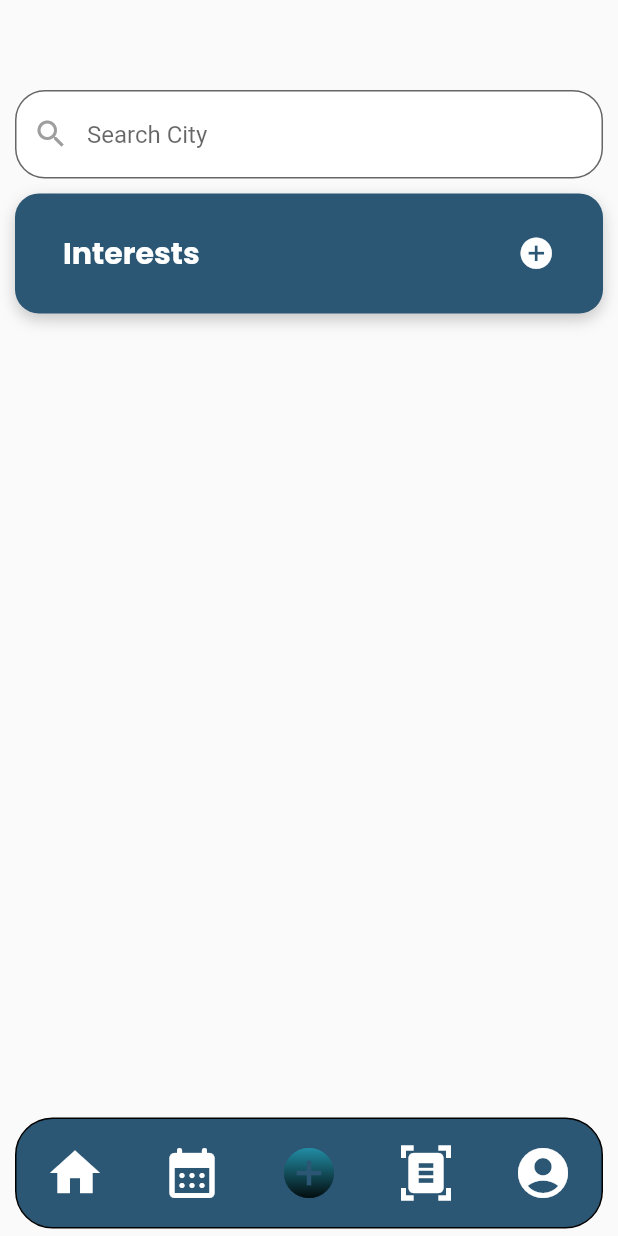
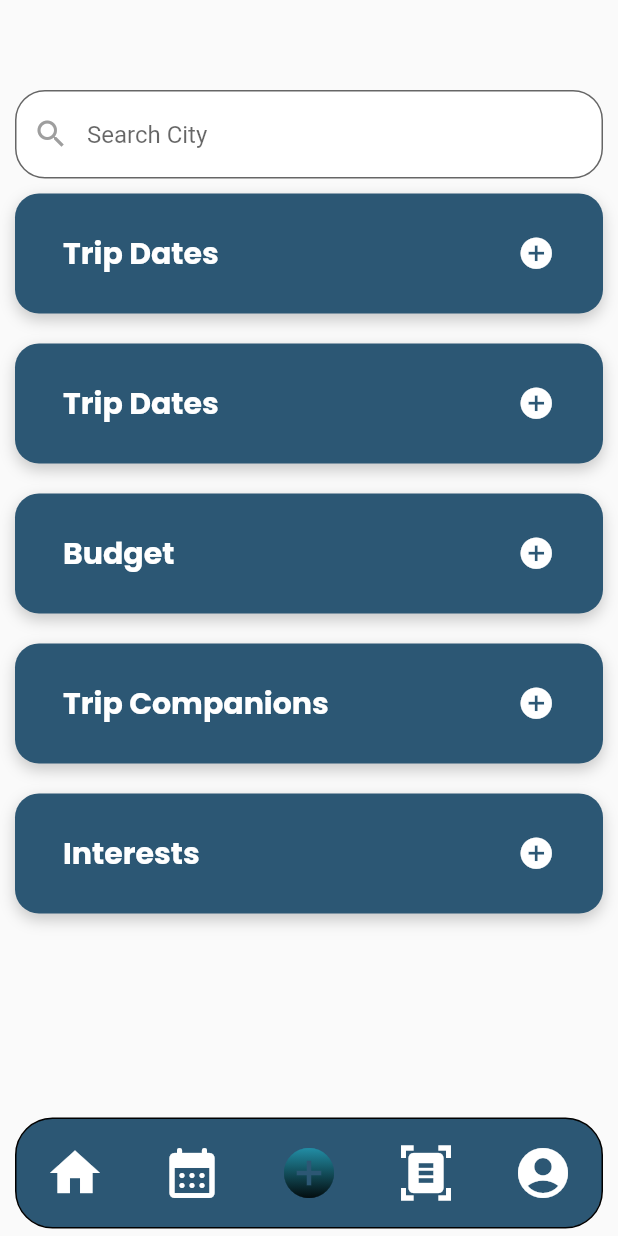
Before and after one commit to onurural/voyage, a Flutter app: the screen it shows after launch, item 3 of the bottom bar chosen, on a phone screen of 412 x 824 dp. Run offline on Flutter 3.47's test engine with Material 2 defaults, Android fonts, the phone set to English and light mode, and no system bars; our stand-ins replace carousel_slider, flutter_bloc, flutter_rating_bar, google_fonts, google_maps_flutter.

Commit message:
adding some modifications to create schedule

```diff
--- a/lib/CreateSchedule/BudgetContainer.dart
+++ b/lib/CreateSchedule/BudgetContainer.dart
@@ -17,7 +17,7 @@ class _BudgetContainerState extends State<BudgetContainer> {
     if (value <= 1.0) {
       return 'Budget';
     } else if (value <= 3.0) {
-      return 'Medium';
+      return 'Normal';
     } else {
       return 'Expensive';
     }
@@ -130,7 +130,10 @@ var content;
 
   @override
   Widget build(BuildContext context) {
-    return Padding(
+    return Column(
+      children: [
+
+        Padding(
             padding: const EdgeInsets.all(10),
             child: Container(
             padding: const EdgeInsets.all(16.0),
@@ -185,11 +188,13 @@ var content;
                     crossFadeState: isContentShown
                         ? CrossFadeState.showSecond
                         : CrossFadeState.showFirst,
-                duration: const Duration(milliseconds: 500),
+                    duration: const Duration(milliseconds: 300),
                   )
                 ],
               ),
             ),
+        ),
+      ],
     );
   }
 }
--- a/lib/CreateSchedule/CreateScheduleScreen.dart
+++ b/lib/CreateSchedule/CreateScheduleScreen.dart
@@ -1,7 +1,11 @@
 
 import 'package:flutter/material.dart';
+import 'package:voyage/CreateSchedule/BudgetContainer.dart';
+import 'package:voyage/CreateSchedule/DateBeginEndContainer.dart';
+import 'package:voyage/CreateSchedule/FreeTimePerDayContainer.dart';
 
 import 'package:voyage/CreateSchedule/InterestContainer.dart';
+import 'package:voyage/CreateSchedule/TripCompanionsContainer.dart';
 
 import 'package:voyage/Home/SearchBar.dart';
 
@@ -13,6 +17,9 @@ class CreateScheduleScreen extends StatefulWidget {
 }
 
 class _CreateScheduleScreenState extends State<CreateScheduleScreen> {
+  bool isFinished = false;
+  bool isContentShown = false;
+  var buttonIcon = Icons.add_circle;
   @override
   Widget build(BuildContext context) {
     return Scaffold(
@@ -23,7 +30,11 @@ class _CreateScheduleScreenState extends State<CreateScheduleScreen> {
                   padding: EdgeInsets.fromLTRB(10, 60, 10, 0),
                   child: SearchBar([]),
                 ),
-               InterestContainer()
+        DateBeginEndContainer(),
+                FreeTimePerDayContainer(),
+                BudgetContainer(),
+                TripCompanionsContainer(),
+                InterestContainer(),
 
               ])
       ),
--- a/lib/CreateSchedule/DateBeginEndContainer.dart
+++ b/lib/CreateSchedule/DateBeginEndContainer.dart
@@ -0,0 +1,181 @@
+import 'package:flutter/cupertino.dart';
+import 'package:flutter/material.dart';
+import 'package:google_fonts/google_fonts.dart';
+import 'package:intl/intl.dart';
+
+class DateBeginEndContainer extends StatefulWidget {
+   DateBeginEndContainer({Key? key}) : super(key: key);
+  late var startDate;
+  late var endDate;
+
+  @override
+  State<DateBeginEndContainer> createState() => _DateBeginEndContainerState();
+}
+
+class _DateBeginEndContainerState extends State<DateBeginEndContainer> {
+ var _startDate;
+  var _endDate;
+ bool isFinished = false;
+ bool isContentShown = false;
+ var buttonIcon = Icons.add_circle;
+  void _showDateRangePicker(BuildContext context) async {
+    final dateRange = await showDateRangePicker(
+      context: context,
+      firstDate: DateTime.now(),
+      lastDate: DateTime.now().add(const Duration(days: 365)),
+    );
+
+    if (dateRange != null) {
+      setState(() {
+        _startDate = dateRange.start;
+        _endDate = dateRange.end;
+      });
+    }
+  }
+
+  @override
+  Widget build(BuildContext context) {
+    return Column(
+      children: [
+        Padding(
+          padding: const EdgeInsets.all(10),
+          child: Container(
+            padding: const EdgeInsets.all(16.0),
+            decoration: BoxDecoration(
+              color: const Color.fromRGBO(44, 87, 116, 100
+              ),
+              borderRadius: BorderRadius.circular(16),
+              boxShadow: [
+                BoxShadow(
+                  color: Colors.black.withOpacity(0.2),
+                  blurRadius: 8,
+                  offset: const Offset(0, 4),
+                ),
+              ],
+            ),
+            child: Column(
+              crossAxisAlignment: CrossAxisAlignment.start,
+              children: [
+                MaterialButton(
+                  onPressed: () {
+                    setState(() {
+                      isContentShown = !isContentShown;
+                      if (isFinished == true) {
+                        buttonIcon = Icons.check_circle;
+                      }
+                    });
+                  },
+                  child: Row(
+                    mainAxisAlignment: MainAxisAlignment.spaceBetween,
+                    children: [
+                      Text(
+                        'Trip Dates',
+                        style: GoogleFonts.poppins(
+                          textStyle: const TextStyle(
+                            color: Colors.white,
+                            fontSize: 20,
+                            fontWeight: FontWeight.w700,
+                          ),
+                        ),
+                      ),
+                      Icon(
+                        buttonIcon,
+                        size: 25,
+                        color: Colors.white,
+                      )
+                    ],
+                  ),
+                ),
+                AnimatedCrossFade(
+                  firstChild: Container(),
+                  secondChild: Padding(
+                    padding: const EdgeInsets.all(8.0),
+                    child: Column(
+                      children: [
+                        GestureDetector(
+                          onTap: () => _showDateRangePicker(context),
+                          child: Container(
+                            decoration: BoxDecoration(
+                              borderRadius: BorderRadius.circular(12),
+                              color: Colors.white
+                            ),
+                            padding: const EdgeInsets.symmetric(horizontal: 12, vertical: 8),
+                            child: Column(
+                              children: [
+                                Row(
+                                  mainAxisAlignment: MainAxisAlignment.spaceBetween,
+                                  children: [
+                                    const Icon(Icons.calendar_today, color: const Color.fromRGBO(44, 87, 116, 100
+                                    )),
+                                    const SizedBox(width: 8),
+                                    Text(
+                                      _startDate == null || _endDate == null
+                                          ? 'Click For Choosing Trip Dates'
+                                          : '${DateFormat('MMM d, y').format(_startDate)} - ${DateFormat('MMM d, y').format(_endDate)}',
+                                      style: GoogleFonts.openSans(
+                                          textStyle: const TextStyle(color: const Color.fromRGBO(44, 87, 116, 100
+                                          ), fontSize: 14,fontWeight: FontWeight.w600)
+                                      ),
+                                    ),
+                                    const SizedBox(width: 8),
+                                    const Icon(Icons.arrow_drop_down, color: const Color.fromRGBO(44, 87, 116, 100
+                                    )),
+                                  ],
+                                ),
+
+
+                              ],
+                            ),
+                          ),
+                        ),
+                        Padding(
+                          padding: const EdgeInsets.all(8.0),
+                          child: ElevatedButton(
+                            onPressed: () {
+                              setState(() {
+                                isFinished = true;
+                                buttonIcon = Icons.check_circle;
+                                isContentShown=false;
+                                widget.startDate=_startDate;
+                                widget.endDate=_endDate;
+
+                              });
+                            },
+                            style: ElevatedButton.styleFrom(
+                              primary: const Color.fromRGBO(44, 87, 116, 100),
+                              padding: const EdgeInsets.symmetric(vertical: 16),
+                              shape: RoundedRectangleBorder(
+                                borderRadius: BorderRadius.circular(5),
+                              ),
+                            ),
+                            child: Center(
+                              child: Text(
+                                'Apply',
+                                style: GoogleFonts.poppins(
+                                  textStyle: const TextStyle(
+                                    fontSize: 20,
+                                    fontWeight: FontWeight.w700,
+                                    color: Colors.white,
+                                  ),
+                                ),
+                              ),
+                            ),
+                          ),
+                        )
+                      ],
+                    ),
+                  ),
+                  crossFadeState: isContentShown
+                      ? CrossFadeState.showSecond
+                      : CrossFadeState.showFirst,
+                  duration: const Duration(milliseconds: 300),
+                )
+              ],
+            ),
+          ),
+        ),
+
+      ],
+    );
+  }
+}
--- a/lib/CreateSchedule/FreeTimePerDayContainer.dart
+++ b/lib/CreateSchedule/FreeTimePerDayContainer.dart
@@ -0,0 +1,184 @@
+import 'package:flutter/cupertino.dart';
+import 'package:flutter/material.dart';
+import 'package:google_fonts/google_fonts.dart';
+
+class FreeTimePerDayContainer extends StatefulWidget {
+ FreeTimePerDayContainer({Key? key}) : super(key: key);
+ late var _startTime;
+ late var _endTime;
+ late var _timeDifference;
+
+  @override
+  State<FreeTimePerDayContainer> createState() => _FreeTimePerDayContainerState();
+}
+
+class _FreeTimePerDayContainerState extends State<FreeTimePerDayContainer> {
+  var _startTime;
+ var _endTime;
+  var _timeDifference;
+  bool isFinished = false;
+  bool isContentShown = false;
+  var buttonIcon = Icons.add_circle;
+
+  void _showTimeRangePicker(BuildContext context) async {
+    _startTime = await showTimePicker(
+      context: context,
+      initialTime: TimeOfDay.now(),
+    );
+
+    if (_startTime != null) {
+      _endTime = await showTimePicker(
+        context: context,
+        initialTime: TimeOfDay.now(),
+      );
+    }
+
+    if (_startTime != null && _endTime != null) {
+      setState(() {
+        final start = _startTime.hour  + _startTime.hour;
+        final end = _endTime.hour  + _endTime.hour;
+        _timeDifference = Duration(hours: start-end);
+      });
+    }
+  }
+
+  @override
+  Widget build(BuildContext context) {
+    return Column(
+      children: [
+        Padding(
+          padding: const EdgeInsets.all(10),
+          child: Container(
+            padding: const EdgeInsets.all(16.0),
+            decoration: BoxDecoration(
+              color: const Color.fromRGBO(44, 87, 116, 100
+              ),
+              borderRadius: BorderRadius.circular(16),
+              boxShadow: [
+                BoxShadow(
+                  color: Colors.black.withOpacity(0.2),
+                  blurRadius: 8,
+                  offset: const Offset(0, 4),
+                ),
+              ],
+            ),
+            child: Column(
+              crossAxisAlignment: CrossAxisAlignment.start,
+              children: [
+                MaterialButton(
+                  onPressed: () {
+                    setState(() {
+                      isContentShown = !isContentShown;
+                      if (isFinished == true) {
+                        buttonIcon = Icons.check_circle;
+                      }
+                    });
+                  },
+                  child: Row(
+                    mainAxisAlignment: MainAxisAlignment.spaceBetween,
+                    children: [
+                      Text(
+                        'Trip Dates',
+                        style: GoogleFonts.poppins(
+                          textStyle: const TextStyle(
+                            color: Colors.white,
+                            fontSize: 20,
+                            fontWeight: FontWeight.w700,
+                          ),
+                        ),
+                      ),
+                      Icon(
+                        buttonIcon,
+                        size: 25,
+                        color: Colors.white,
+                      )
+                    ],
+                  ),
+                ),
+                AnimatedCrossFade(
+                  firstChild: Container(),
+                  secondChild: Column(
+                    children: [
+                      GestureDetector(
+                        onTap: () => _showTimeRangePicker(context),
+                        child: Container(
+                          decoration: BoxDecoration(
+                            borderRadius: BorderRadius.circular(12),
+                            color: Colors.white
+                          ),
+                          padding: EdgeInsets.symmetric(horizontal: 16, vertical: 12),
+                          child: Row(
+                            mainAxisAlignment: MainAxisAlignment.spaceBetween,
+                            children: [
+                              Icon(Icons.access_time, color: Color.fromRGBO(44, 87, 116, 100
+                              )),
+                              SizedBox(width: 8),
+                              Text(
+                                _startTime == null || _endTime == null
+                                    ? 'Select availability hours'
+                                    : '${_startTime.format(context)} - ${_endTime.format(context)}',
+                                style: GoogleFonts.openSans(
+                                  textStyle: TextStyle(color: Color.fromRGBO(44, 87, 116, 100
+                                  ), fontSize: 16,fontWeight: FontWeight.w600)
+                                ),
+                              ),
+                              SizedBox(width: 8),
+                              Icon(Icons.arrow_drop_down, color: Color.fromRGBO(44, 87, 116, 100
+                              )),
+                            ],
+                          ),
+                        ),
+                      ),
+                      Padding(
+                        padding: const EdgeInsets.all(8.0),
+                        child: ElevatedButton(
+                          onPressed: () {
+                            setState(() {
+                              isFinished = true;
+                              buttonIcon = Icons.check_circle;
+                              isContentShown=false;
+                              widget._startTime=_startTime;
+                              widget._endTime=_endTime;
+                              widget._timeDifference=_timeDifference;
+
+
+                            });
+                          },
+                          style: ElevatedButton.styleFrom(
+                            primary: const Color.fromRGBO(44, 87, 116, 100),
+                            padding: const EdgeInsets.symmetric(vertical: 16),
+                            shape: RoundedRectangleBorder(
+                              borderRadius: BorderRadius.circular(5),
+                            ),
+                          ),
+                          child: Center(
+                            child: Text(
+                              'Apply',
+                              style: GoogleFonts.poppins(
+                                textStyle: const TextStyle(
+                                  fontSize: 20,
+                                  fontWeight: FontWeight.w700,
+                                  color: Colors.white,
+                                ),
+                              ),
+                            ),
+                          ),
+                        ),
+                      ),
+
+                    ],
+                  ),
+                  crossFadeState: isContentShown
+                      ? CrossFadeState.showSecond
+                      : CrossFadeState.showFirst,
+                  duration: const Duration(milliseconds: 300),
+                )
+              ],
+            ),
+          ),
+        )
+
+      ],
+    );
+  }
+}
--- a/lib/CreateSchedule/MatrixElement.dart
+++ b/lib/CreateSchedule/MatrixElement.dart
@@ -79,7 +79,7 @@ class _MatrixElementState extends State<MatrixElement> {
     return Padding(
       padding: const EdgeInsets.all(8.0),
       child: AnimatedContainer(
-        duration: const Duration(milliseconds: 500),
+        duration: const Duration(milliseconds: 300),
         curve: Curves.easeInOut,
         decoration: BoxDecoration(
           gradient: selectedGradient,
--- /dev/null
+++ b/lib/CreateSchedule/TripCompanionsContainer.dart
@@ -0,0 +1,167 @@
+import 'package:flutter/cupertino.dart';
+import 'package:flutter/material.dart';
+import 'package:google_fonts/google_fonts.dart';
+import 'package:voyage/Components/CustomErrorDialog.dart';
+
+class TripCompanionsContainer extends StatefulWidget {
+ TripCompanionsContainer({Key? key}) : super(key: key);
+  late String companion;
+
+  @override
+  State<TripCompanionsContainer> createState() => _TripCompanionsContainerState();
+}
+
+class _TripCompanionsContainerState extends State<TripCompanionsContainer> {
+  String? _selectedCompanion;
+  var buttonIcon = Icons.add_circle;
+  bool isFinished = false;
+  bool isContentShown = false;
+  @override
+  Widget build(BuildContext context) {
+    return Column(
+      children: [
+        Padding(
+          padding: const EdgeInsets.all(10),
+          child: Container(
+            padding: const EdgeInsets.all(16.0),
+            decoration: BoxDecoration(
+              color: const Color.fromRGBO(44, 87, 116, 100
+              ),
+              borderRadius: BorderRadius.circular(16),
+              boxShadow: [
+                BoxShadow(
+                  color: Colors.black.withOpacity(0.2),
+                  blurRadius: 8,
+                  offset: const Offset(0, 4),
+                ),
+              ],
+            ),
+            child: Column(
+              crossAxisAlignment: CrossAxisAlignment.start,
+              children: [
+                MaterialButton(
+                  onPressed: () {
+                    setState(() {
+                      isContentShown = !isContentShown;
+                      if (isFinished == true) {
+                        buttonIcon = Icons.check_circle;
+                      }
+                    });
+                  },
+                  child: Row(
+                    mainAxisAlignment: MainAxisAlignment.spaceBetween,
+                    children: [
+                      Text(
+                        'Trip Companions',
+                        style: GoogleFonts.poppins(
+                          textStyle: const TextStyle(
+                            color: Colors.white,
+                            fontSize: 20,
+                            fontWeight: FontWeight.w700,
+                          ),
+                        ),
+                      ),
+                      Icon(
+                        buttonIcon,
+                        size: 25,
+                        color: Colors.white,
+                      )
+                    ],
+                  ),
+                ),
+                AnimatedCrossFade(
+                  firstChild: Container(),
+                  secondChild:  Column(
+                    children: [
+                      Container(
+                        padding: EdgeInsets.symmetric(horizontal: 16, vertical: 12),
+                        decoration: BoxDecoration(
+                          borderRadius: BorderRadius.circular(12),
+                          gradient: LinearGradient(
+                            colors: [Color.fromRGBO(44, 87, 116, 100), Colors.grey],
+                            begin: Alignment.topLeft,
+                            end: Alignment.bottomRight,
+                          ),
+                        ),
+                        child: Center(
+                          child: DropdownButton<String>(
+                            value: _selectedCompanion,
+                            hint: Text(
+                              'Select trip companion',
+                              style: TextStyle(color: Colors.white, fontSize: 18),
+                            ),
+                            icon: Icon(Icons.arrow_drop_down, color: Colors.white),
+                            onChanged: (newValue) {
+                              setState(() {
+                                _selectedCompanion = newValue;
+                              });
+                            },
+                            items: ['Friends', 'Alone', 'Partner', 'Family']
+                                .map<DropdownMenuItem<String>>((String value) {
+                              return DropdownMenuItem<String>(
+                                value: value,
+                                child: Text(value, style: GoogleFonts.poppins(
+                                  textStyle: TextStyle(color: Colors.white, fontSize: 18)
+                                )),
+                              );
+                            }).toList(),
+                            dropdownColor: Color.fromRGBO(44, 87, 116, 100),
+                            style: GoogleFonts.poppins(
+                              textStyle: TextStyle(color: Colors.white, fontSize: 18)
+                            ),
+                            underline: SizedBox.shrink(),
+                          ),
+                        ),
+                      ),
+                      const SizedBox(height: 16),
+                      ElevatedButton(
+                        onPressed: () {
+                          if(_selectedCompanion != null) {
+                            setState(() {
+                              isFinished = true;
+                              buttonIcon = Icons.check_circle;
+                              isContentShown = false;
+                              widget.companion = _selectedCompanion!;
+                            });
+                          }
+                          else{
+                           showErrorDialog(context, "Please Select Your Companion");
+
+                          }
+                        },
+                        style: ElevatedButton.styleFrom(
+                          primary: const Color.fromRGBO(44, 87, 116, 100),
+                          padding: const EdgeInsets.symmetric(vertical: 16),
+                          shape: RoundedRectangleBorder(
+                            borderRadius: BorderRadius.circular(5),
+                          ),
+                        ),
+                        child: Center(
+                          child: Text(
+                            'Apply',
+                            style: GoogleFonts.poppins(
+                              textStyle: const TextStyle(
+                                fontSize: 20,
+                                fontWeight: FontWeight.w700,
+                                color: Colors.white,
+                              ),
+                            ),
+                          ),
+                        ),
+                      ),
+                    ],
+                  ),
+                  crossFadeState: isContentShown
+                      ? CrossFadeState.showSecond
+                      : CrossFadeState.showFirst,
+                  duration: const Duration(milliseconds: 300),
+                )
+              ],
+            ),
+          ),
+        ),
+
+      ],
+    );
+  }
+}
--- a/lib/Home/HomePage.dart
+++ b/lib/Home/HomePage.dart
@@ -79,7 +79,7 @@ class _HomePageState extends State<HomePage> {
 
                       const Padding(
                         padding: EdgeInsets.fromLTRB(20, 50, 20, 0),
-                        child: SearchBar([]),
+                        child:  SearchBar([])
                       ),
                       Padding(
                         padding: const EdgeInsets.fromLTRB(15, 20, 15, 0),
--- a/lib/Home/SearchBar.dart
+++ b/lib/Home/SearchBar.dart
@@ -5,7 +5,8 @@ class SearchBar extends StatefulWidget {
   final List<String> data;
 
 
-  const SearchBar(this.data, {super.key});
+
+ const SearchBar(this.data, {super.key});
 
   @override
   State<SearchBar> createState() => _SearchBarState();
--- a/pubspec.yaml
+++ b/pubspec.yaml
@@ -46,6 +46,7 @@ dependencies:
   carousel_slider: ^4.2.1
   flutter_staggered_animations: ^1.1.1
   google_maps_flutter: ^2.2.5
+  image_picker: ^0.8.7+1
 
 dev_dependencies:
   flutter_test:
```
Also changed, not shown: lib/Components/CustomErrorDialog.dart (added, +84 -0 lines), lib/CreateSchedule/TripParticipantsContainer.dart (deleted), lib/DocumentsScreen.dart (added), pubspec.lock. Lines whose indentation alone changed are shown as unchanged.
